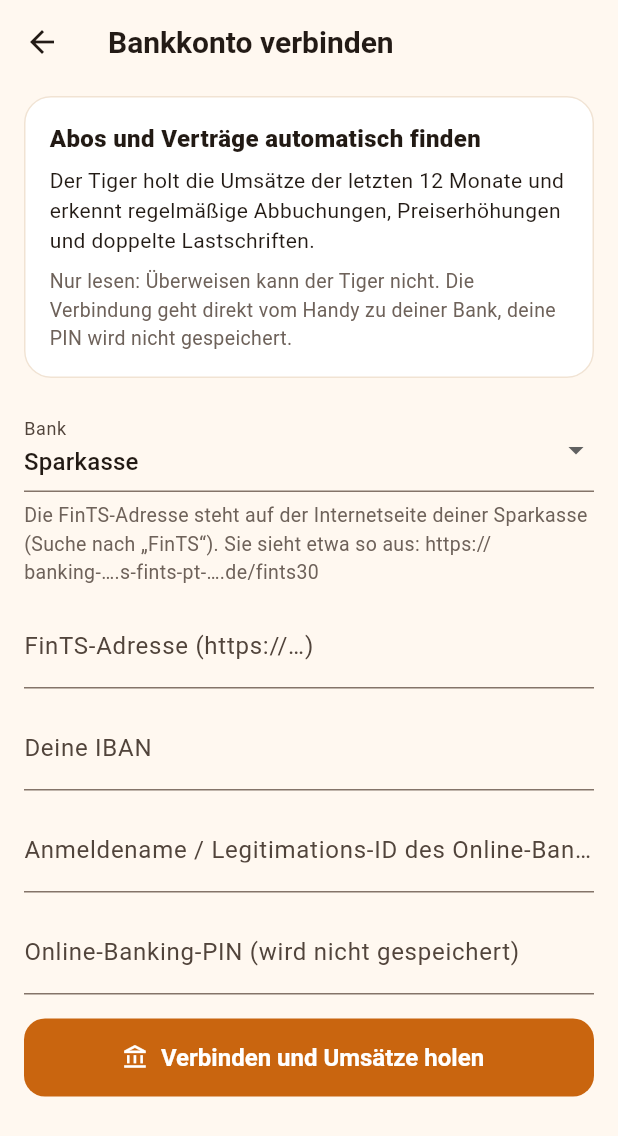
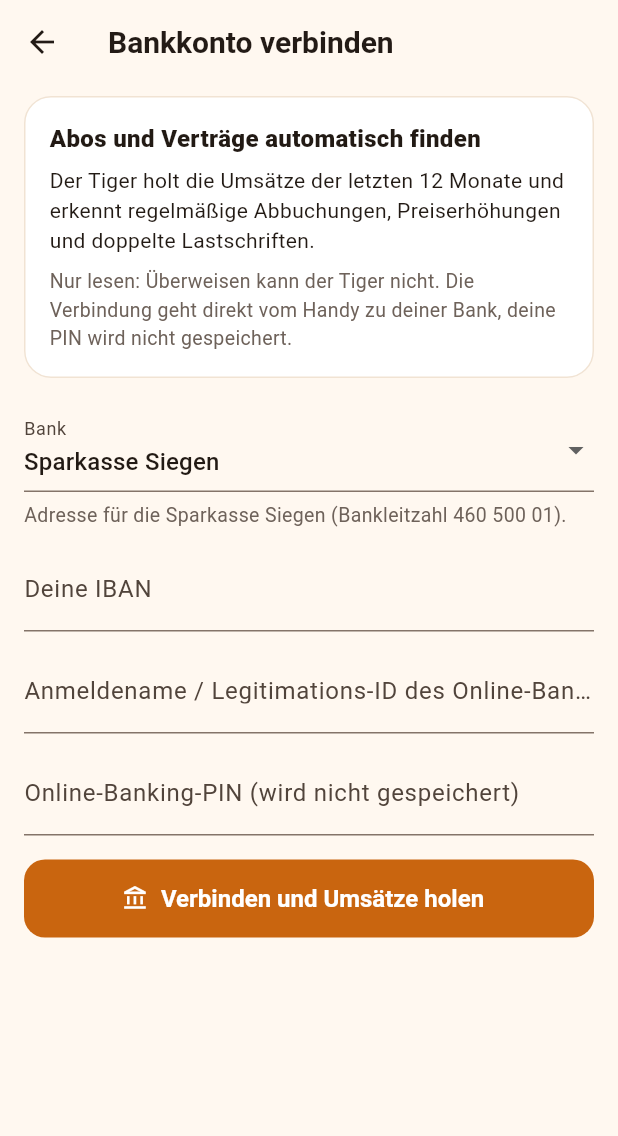
Before and after one commit to benderflorian2-a11y/Papiertiger1, a Flutter app: the BankkontoScreen screen opened directly, on a phone screen of 412 x 824 dp. Shown: the top 1136 px of the screen. Run offline on Flutter 3.47's test engine with Material 3 defaults, Android fonts, the phone set to English and light mode, and no system bars; our stand-ins replace flutter_local_notifications, image_picker, pdf, qr_flutter, share_plus, shared_preferences and 2 more; missing offline and left inert: cryptography, dart:js_interop, file_selector, fints, flutter_edge_ai, flutter_edge_ai_litertlm and 3 more; accounts and stored records are empty.

Commit message:
Bank: Sparkasse Siegen mit FinTS-Adresse vorbelegt (1.54.1)
Co-Authored-By: Claude Sonnet 5.5 <noreply@anthropic.com>
Claude-Session: https://claude.ai/code/session_019UyFsSaBhyqAjzb5bnQgZj

```diff
--- a/lib/logic/bankzugang.dart
+++ b/lib/logic/bankzugang.dart
@@ -23,7 +23,9 @@ class BankVorlage {
 
 /// Bekannte FinTS-Adressen. Die vollständige Liste gibt es mit der Registrierung.
 const bankVorlagen = <BankVorlage>[
-  BankVorlage('Sparkasse', '',
+  BankVorlage('Sparkasse Siegen', 'https://banking-wl3.s-fints-pt-wl.de/fints30',
+      hinweis: 'Adresse für die Sparkasse Siegen (Bankleitzahl 460 500 01).'),
+  BankVorlage('Andere Sparkasse', '',
       hinweis: 'Die FinTS-Adresse steht auf der Internetseite deiner Sparkasse (Suche nach „FinTS“). '
           'Sie sieht etwa so aus: https://banking-….s-fints-pt-….de/fints30'),
   BankVorlage('Volksbank / Raiffeisenbank', 'https://fints1.atruvia.de/cgi-bin/hbciservlet'),
--- a/pubspec.yaml
+++ b/pubspec.yaml
@@ -1,7 +1,7 @@
 name: papiertiger
 description: "Papiertiger – Keine Angst vor Post."
 publish_to: 'none'
-version: 1.54.0+73
+version: 1.54.1+74
 
 environment:
   sdk: ^3.5.0
```
Also changed, not shown: 1 other file.
